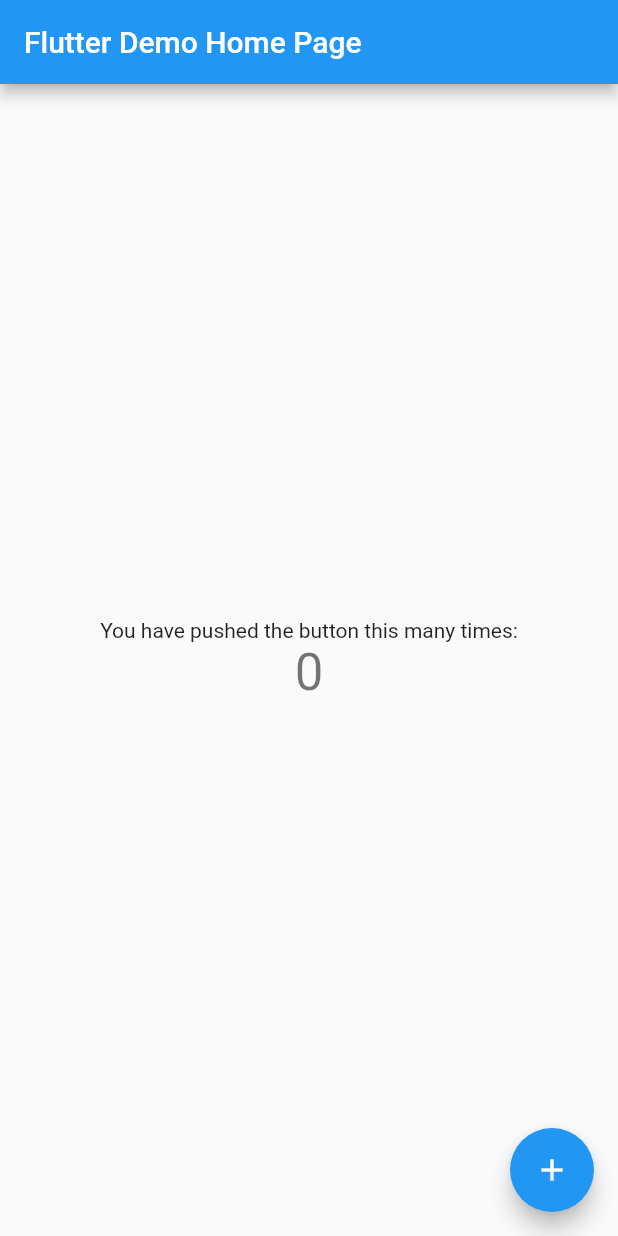
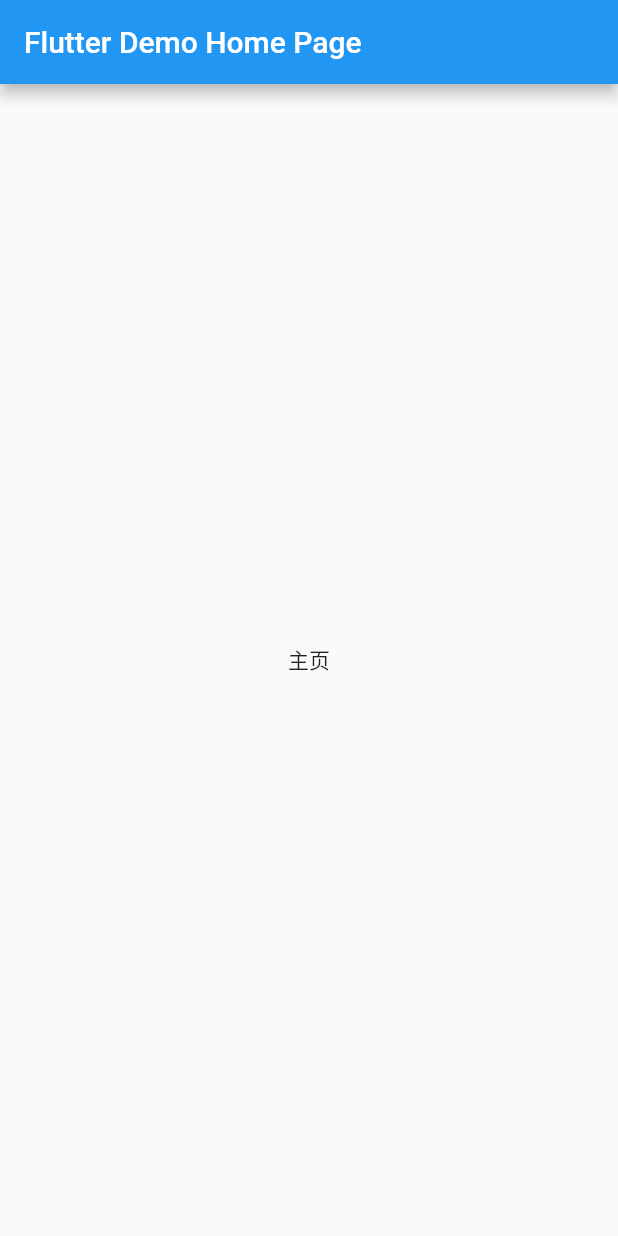
Before and after one commit to zhangjianliu/flutter_demo, a Flutter app: the screen it shows after launch, on a phone screen of 412 x 824 dp. Run offline on Flutter 3.47's test engine with Material 2 defaults, Android fonts, the phone set to English and light mode, and no system bars.

```diff
--- a/flutter_day02/lib/main.dart
+++ b/flutter_day02/lib/main.dart
@@ -1,30 +1,24 @@
-import 'package:flutter/material.dart';
+import 'package:flutter/material.dart'; // 实现Material Design 设计风格的基础包
+// Materila Design 是谷歌推出的一套视觉设计语言
 
-void main() => runApp(MyApp());
+// 设置主页   main 函数一定是执行MyApp 函数
+void main() {
+  runApp(new MyApp());
+}
 
+// MyApp 函数是整个应用的主组件
 class MyApp extends StatelessWidget {
-  // This widget is the root of your application.
+  // 这是整个应用的主组件
   @override
   Widget build(BuildContext context) {
     return MaterialApp(
-      title: 'Flutter Demo',
-      theme: ThemeData(
-        // This is the theme of your application.
-        //
-        // Try running your application with "flutter run". You'll see the
-        // application has a blue toolbar. Then, without quitting the app, try
-        // changing the primarySwatch below to Colors.green and then invoke
-        // "hot reload" (press "r" in the console where you ran "flutter run",
-        // or simply save your changes to "hot reload" in a Flutter IDE).
-        // Notice that the counter didn't reset back to zero; the application
-        // is not restarted.
-        primarySwatch: Colors.blue,
-      ),
-      home: MyHomePage(title: 'Flutter Demo Home Page'),
+      title: "Material App 示例",
+      home: new MyHomePage(title: 'Flutter Demo Home Page'),
     );
   }
 }
 
+// 这是一个可变的 Widget 组件
 class MyHomePage extends StatefulWidget {
   MyHomePage({Key key, this.title}) : super(key: key);
 
@@ -40,72 +34,19 @@ class MyHomePage extends StatefulWidget {
   final String title;
 
   @override
-  _MyHomePageState createState() => _MyHomePageState();
+  _MyHomePageState createState() => new _MyHomePageState();
 }
 
+// 状态类必须继承State 类，注意后面需要制定为MyHomePage
 class _MyHomePageState extends State<MyHomePage> {
-  int _counter = 0;
-
-  void _incrementCounter() {
-    setState(() {
-      // This call to setState tells the Flutter framework that something has
-      // changed in this State, which causes it to rerun the build method below
-      // so that the display can reflect the updated values. If we changed
-      // _counter without calling setState(), then the build method would not be
-      // called again, and so nothing would appear to happen.
-      _counter++;
-    });
-  }
-
   @override
   Widget build(BuildContext context) {
-    // This method is rerun every time setState is called, for instance as done
-    // by the _incrementCounter method above.
-    //
-    // The Flutter framework has been optimized to make rerunning build methods
-    // fast, so that you can just rebuild anything that needs updating rather
-    // than having to individually change instances of widgets.
-    return Scaffold(
-      appBar: AppBar(
-        // Here we take the value from the MyHomePage object that was created by
-        // the App.build method, and use it to set our appbar title.
-        title: Text(widget.title),
-      ),
-      body: Center(
-        // Center is a layout widget. It takes a single child and positions it
-        // in the middle of the parent.
-        child: Column(
-          // Column is also a layout widget. It takes a list of children and
-          // arranges them vertically. By default, it sizes itself to fit its
-          // children horizontally, and tries to be as tall as its parent.
-          //
-          // Invoke "debug painting" (press "p" in the console, choose the
-          // "Toggle Debug Paint" action from the Flutter Inspector in Android
-          // Studio, or the "Toggle Debug Paint" command in Visual Studio Code)
-          // to see the wireframe for each widget.
-          //
-          // Column has various properties to control how it sizes itself and
-          // how it positions its children. Here we use mainAxisAlignment to
-          // center the children vertically; the main axis here is the vertical
-          // axis because Columns are vertical (the cross axis would be
-          // horizontal).
-          mainAxisAlignment: MainAxisAlignment.center,
-          children: <Widget>[
-            Text(
-              'You have pushed the button this many times:',
-            ),
-            Text(
-              '$_counter',
-              style: Theme.of(context).textTheme.display1,
-            ),
-          ],
+    return new Scaffold(
+        appBar: new AppBar(
+          title: new Text(widget.title),
         ),
-      ),
-      floatingActionButton: FloatingActionButton(
-        onPressed: _incrementCounter,
-        tooltip: 'Increment',
-        child: Icon(Icons.add),
-      ), // This trailing comma makes auto-formatting nicer for build methods.
-    );
+        body: Center(
+          child: Text("主页"),
+        ));
   }
 }
```
